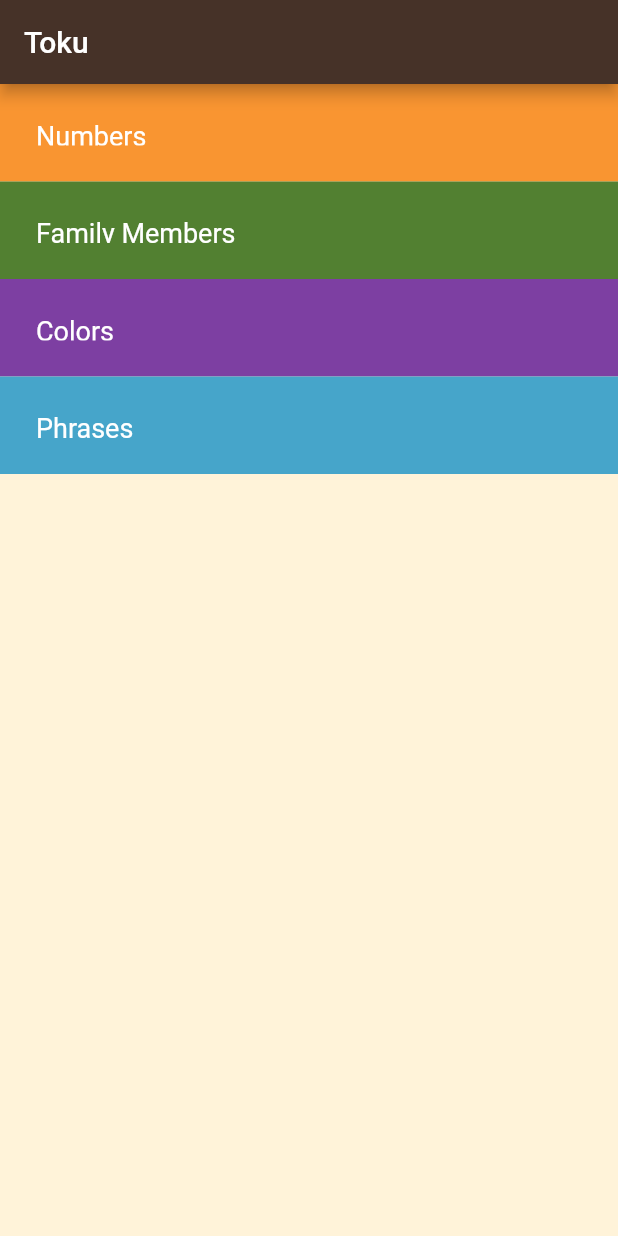
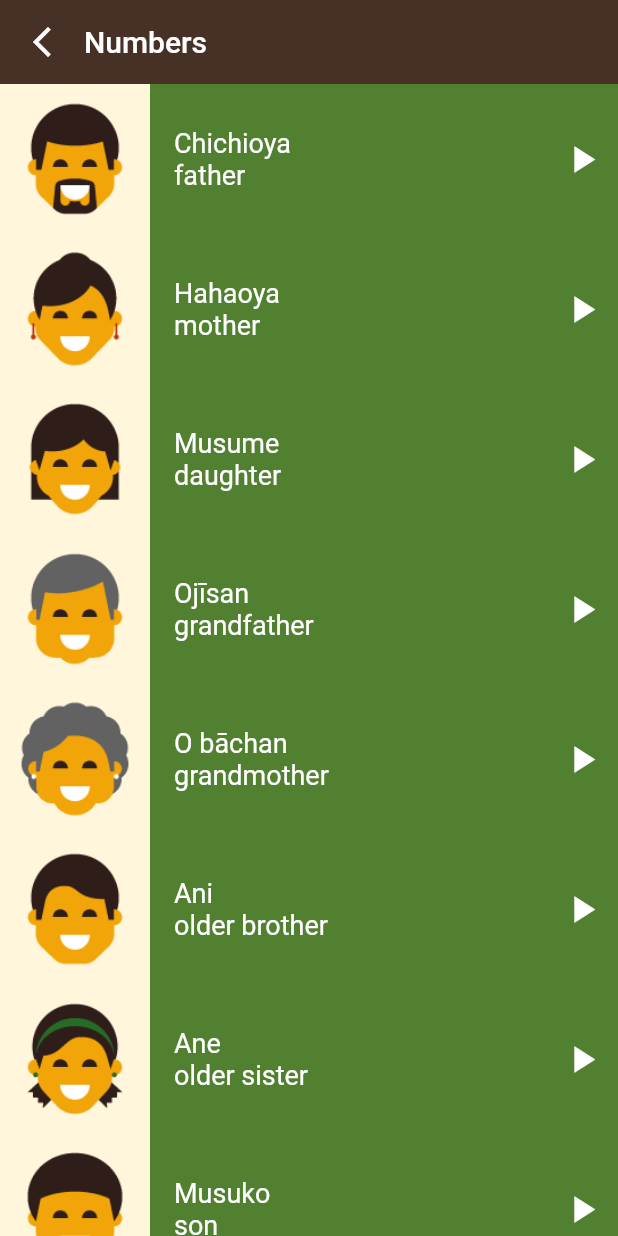
Before and after one commit to Ahmeddsanad/toku_application, a Flutter app: the screen it shows after launch, after a tap on "Family Members", on a phone screen of 412 x 824 dp. Run offline on Flutter 3.47's test engine with Material 2 defaults, Android fonts, the phone set to English and light mode, and no system bars.

Commit message:
family_members_page

```diff
--- a/lib/components/number_item.dart
+++ b/lib/components/number_item.dart
@@ -3,21 +3,25 @@
 // import 'package:audioplayers/audioplayers.dart';
 import 'package:flutter/material.dart';
 
-import '../models/number_model.dart';
+import '../models/Item_Model.dart';
 
-class NumberItem extends StatelessWidget {
-  const NumberItem({
+class ListItem extends StatelessWidget {
+  const ListItem({
     super.key,
     required this.number,
+    required this.color,
+    required this.itemType,
   });
 
-  final Number number;
+  final Item number;
+  final Color color;
+  final String itemType;
 
   @override
   Widget build(BuildContext context) {
     return Container(
       height: 100,
-      color: const Color(0xfff99531),
+      color: color,
       child: Row(
         children: [
           Container(
@@ -30,6 +34,7 @@ class NumberItem extends StatelessWidget {
             padding: const EdgeInsets.only(left: 16),
             child: Column(
               mainAxisAlignment: MainAxisAlignment.center,
+              crossAxisAlignment: CrossAxisAlignment.start,
               children: [
                 Text(
                   number.jpName!,
@@ -52,10 +57,7 @@ class NumberItem extends StatelessWidget {
           IconButton(
             onPressed: () {
               try {
-                // AudioPlayer player = AudioPlayer();
-                // await player.play(AssetSource('assets/sounds/colors/black.wav'));
-
-                // AudioCache player = AudioCache(prefix: 'assets/sounds/numbers/');
+                // AudioCache player = AudioCache(prefix: 'assets/sounds/$itemType/');
                 // player.play('number.sound');
 
                 print('Song playing');
--- a/lib/models/number_model.dart
+++ b/lib/models/Item_Model.dart
@@ -1,10 +1,12 @@
-class Number {
+// ignore_for_file: non_constant_identifier_names
+
+class Item {
   final String? Image;
   final String? jpName;
   final String? enName;
   final String? sound;
 
-  const Number({
+  const Item({
     required this.sound,
     required this.Image,
     required this.enName,
--- /dev/null
+++ b/lib/screens/familymembers_page.dart
@@ -0,0 +1,88 @@
+// ignore_for_file: non_constant_identifier_names
+
+import 'package:flutter/material.dart';
+import 'package:toku_application/components/number_item.dart';
+import 'package:toku_application/models/Item_Model.dart';
+
+class FamilyMembersPage extends StatelessWidget {
+  const FamilyMembersPage({super.key});
+
+  final List<Item> FamilyMembersList = const [
+    Item(
+        Image: 'assets/images/family_members/family_father.png',
+        enName: 'father',
+        jpName: 'Chichioya',
+        sound: 'father.wav'),
+    Item(
+        Image: 'assets/images/family_members/family_mother.png',
+        enName: 'mother',
+        jpName: 'Hahaoya',
+        sound: 'mother.wav'),
+    Item(
+        Image: 'assets/images/family_members/family_daughter.png',
+        enName: 'daughter',
+        jpName: 'Musume',
+        sound: 'daughter.wav'),
+    Item(
+        Image: 'assets/images/family_members/family_grandfather.png',
+        enName: 'grandfather',
+        jpName: 'Ojīsan',
+        sound: 'grand_father.wav'),
+    Item(
+        Image: 'assets/images/family_members/family_grandmother.png',
+        enName: 'grandmother',
+        jpName: 'O bāchan',
+        sound: 'grand_mother.wav'),
+    Item(
+        Image: 'assets/images/family_members/family_older_brother.png',
+        enName: 'older brother',
+        jpName: 'Ani',
+        sound: 'older_brother.wav'),
+    Item(
+        Image: 'assets/images/family_members/family_older_sister.png',
+        enName: 'older sister',
+        jpName: 'Ane',
+        sound: 'older_sister.wav'),
+    Item(
+        Image: 'assets/images/family_members/family_son.png',
+        enName: 'son',
+        jpName: 'Musuko',
+        sound: 'son.wav'),
+    Item(
+        Image: 'assets/images/family_members/family_younger_brother.png',
+        enName: 'younger brother',
+        jpName: 'Otōto',
+        sound: 'younger_brother.wav'),
+    Item(
+        Image: 'assets/images/family_members/family_younger_sister.png',
+        enName: 'younger sister',
+        jpName: 'Imōto',
+        sound: 'family_younger_sister.wav'),
+  ];
+
+  @override
+  Widget build(BuildContext context) {
+    return Scaffold(
+      appBar: AppBar(
+        leading: GestureDetector(
+            onTap: () {
+              Navigator.pop(context);
+            },
+            child: const Icon(Icons.arrow_back_ios_new)),
+        elevation: 0.0,
+        backgroundColor: const Color(0xff473025),
+        title: const Text('Numbers'),
+        titleSpacing: 0.0,
+      ),
+      body: ListView.builder(
+        physics: const BouncingScrollPhysics(),
+        itemBuilder: (context, index) => ListItem(
+          number: FamilyMembersList[index],
+          color: const Color(0xff528031),
+          itemType: 'family_members',
+        ),
+        itemCount: FamilyMembersList.length,
+      ),
+    );
+  }
+}
--- a/lib/screens/home_page.dart
+++ b/lib/screens/home_page.dart
@@ -1,4 +1,5 @@
 import 'package:flutter/material.dart';
+import 'package:toku_application/screens/familymembers_page.dart';
 
 import '../components/category_item.dart';
 import 'numbers_page.dart';
@@ -32,7 +33,13 @@ class HomePage extends StatelessWidget {
           Category(
             color: const Color(0xff528031),
             text: 'Family Members',
-            onTap: () {},
+            onTap: () {
+              Navigator.push(context, MaterialPageRoute(
+                builder: (context) {
+                  return FamilyMembersPage();
+                },
+              ));
+            },
           ),
           Category(
             color: const Color(0xff7d3fa2),
--- a/pubspec.yaml
+++ b/pubspec.yaml
@@ -67,6 +67,8 @@ flutter:
     - assets/images/family_members/
     - assets/sounds/colors/
     - assets/sounds/numbers/
+    - assets/sounds/family_members/
+
     # - images/a_dot_ham.jpeg
 
   # An image asset can refer to one or more resolution-specific "variants", see
```
Also changed, not shown: lib/screens/numbers_page.dart (+19 -15 lines).
